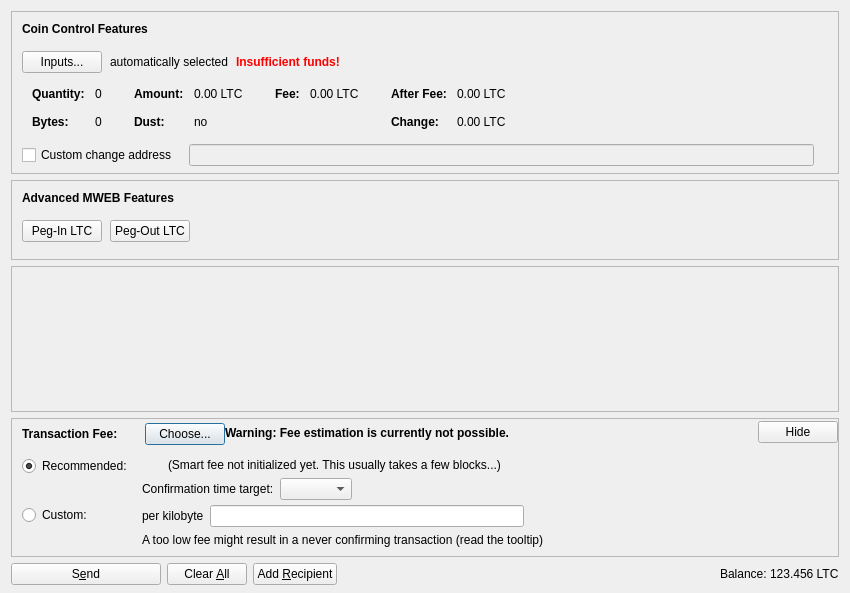
The window that src/qt/forms/sendcoinsdialog.ui (koh-gt/ferrite-core) describes before a commit, drawn with Qt 5.
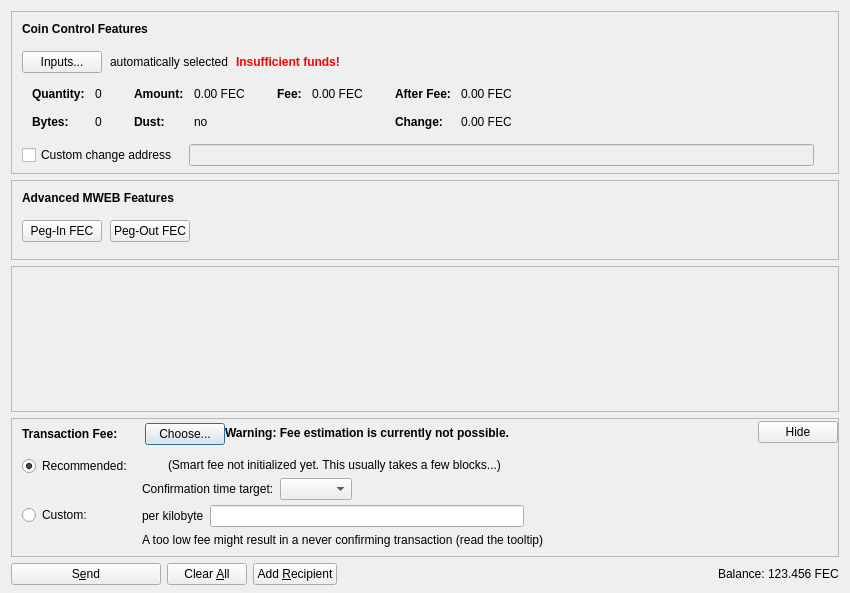
The same window after the commit. Icons and pictures are not drawn. Custom widgets are drawn as their Qt base class.

Diff of the .ui file:
```diff
--- a/src/qt/forms/sendcoinsdialog.ui
+++ b/src/qt/forms/sendcoinsdialog.ui
@@ -324,7 +324,7 @@
                   <enum>Qt::ActionsContextMenu</enum>
                  </property>
                  <property name="text">
-                  <string notr="true">0.00 LTC</string>
+                  <string notr="true">0.00 FEC</string>
                  </property>
                  <property name="textInteractionFlags">
                   <set>Qt::LinksAccessibleByMouse|Qt::TextSelectableByKeyboard|Qt::TextSelectableByMouse</set>
@@ -404,7 +404,7 @@
                   <enum>Qt::ActionsContextMenu</enum>
                  </property>
                  <property name="text">
-                  <string notr="true">0.00 LTC</string>
+                  <string notr="true">0.00 FEC</string>
                  </property>
                  <property name="textInteractionFlags">
                   <set>Qt::LinksAccessibleByMouse|Qt::TextSelectableByKeyboard|Qt::TextSelectableByMouse</set>
@@ -455,7 +455,7 @@
                   <enum>Qt::ActionsContextMenu</enum>
                  </property>
                  <property name="text">
-                  <string notr="true">0.00 LTC</string>
+                  <string notr="true">0.00 FEC</string>
                  </property>
                  <property name="textInteractionFlags">
                   <set>Qt::LinksAccessibleByMouse|Qt::TextSelectableByKeyboard|Qt::TextSelectableByMouse</set>
@@ -484,7 +484,7 @@
                   <enum>Qt::ActionsContextMenu</enum>
                  </property>
                  <property name="text">
-                  <string notr="true">0.00 LTC</string>
+                  <string notr="true">0.00 FEC</string>
                  </property>
                  <property name="textInteractionFlags">
                   <set>Qt::LinksAccessibleByMouse|Qt::TextSelectableByKeyboard|Qt::TextSelectableByMouse</set>
@@ -667,7 +667,7 @@
              <string notr="true"/>
             </property>
             <property name="text">
-             <string>Peg-In LTC</string>
+             <string>Peg-In FEC</string>
             </property>
             <property name="checkable">
              <bool>true</bool>
@@ -683,7 +683,7 @@
              <string notr="true"/>
             </property>
             <property name="text">
-             <string>Peg-Out LTC</string>
+             <string>Peg-Out FEC</string>
             </property>
             <property name="checkable">
              <bool>true</bool>
@@ -1353,7 +1353,7 @@
           <cursorShape>IBeamCursor</cursorShape>
          </property>
          <property name="text">
-          <string notr="true">123.456 LTC</string>
+          <string notr="true">123.456 FEC</string>
          </property>
          <property name="textInteractionFlags">
           <set>Qt::LinksAccessibleByMouse|Qt::TextSelectableByKeyboard|Qt::TextSelectableByMouse</set>
```
